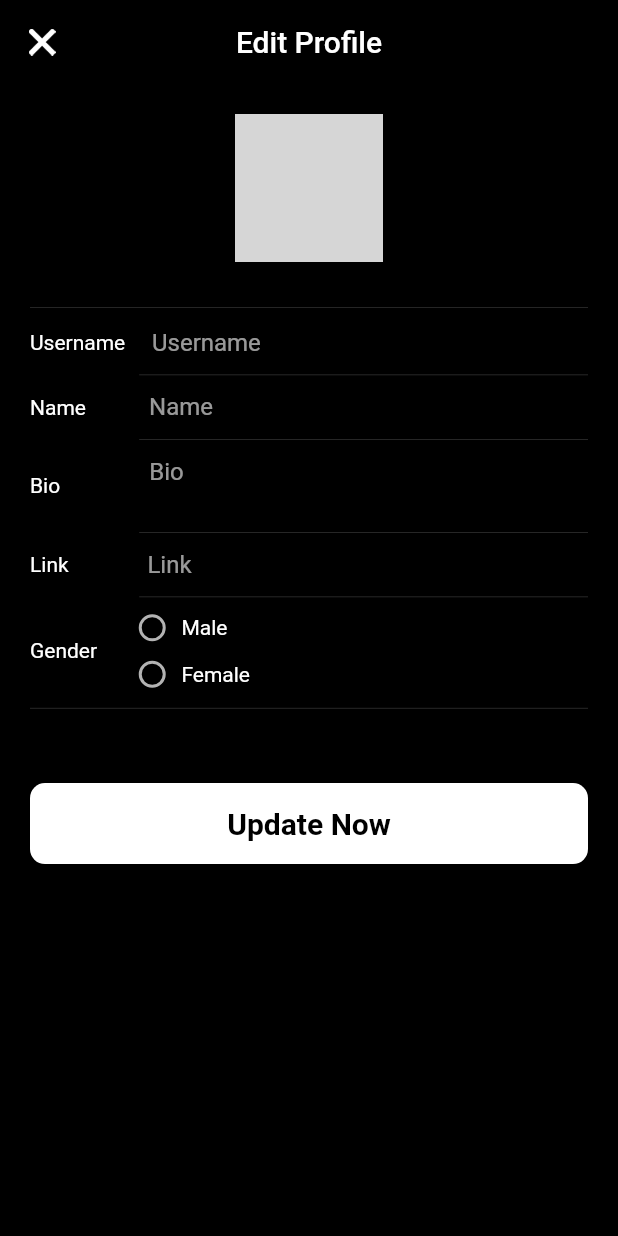
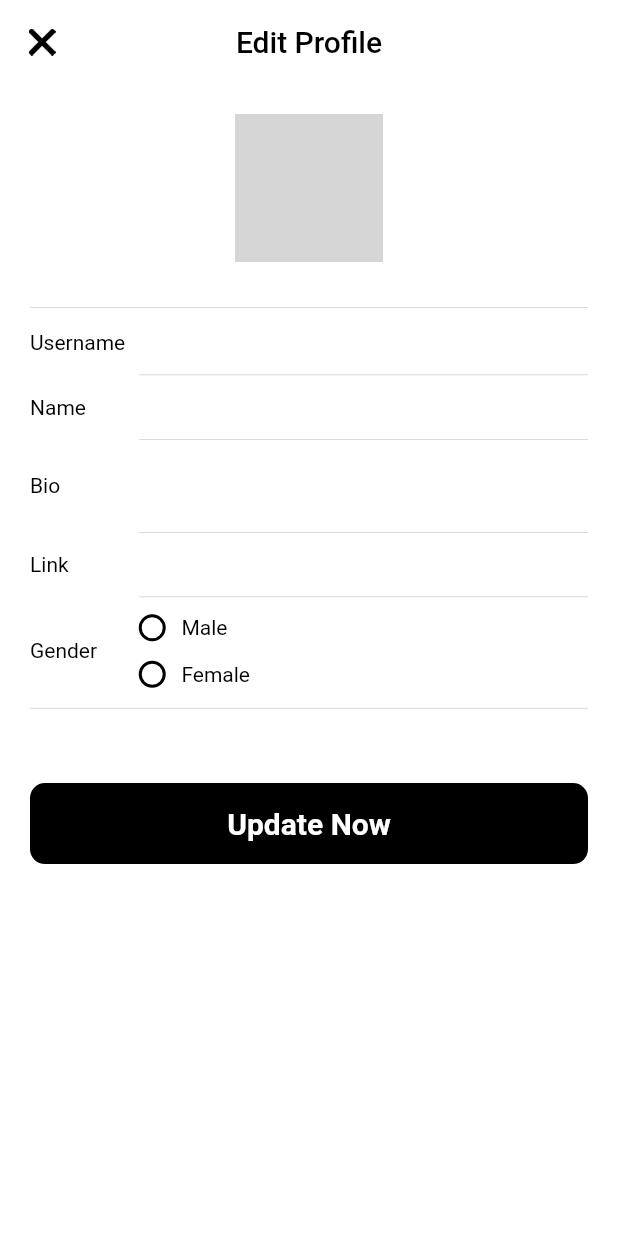
Before and after one commit to hkchandora/to_let_go, a Flutter app: the screen it shows once a user with an empty profile is signed in, item 5 of the bottom bar chosen, after a tap on "Edit Profile", on a phone screen of 412 x 824 dp. Run offline on Flutter 3.47's test engine with Material 2 defaults, Android fonts, the phone set to English and light mode, and no system bars; our stand-ins replace cloud_firestore, firebase_auth, firebase_core, firebase_storage, get, image_cropper and 4 more; missing offline and left inert: video_compress_ds; accounts and stored records are empty; network calls fail; grey boxes are pictures that could not be loaded.

Commit message:
Made changes for dark and light mode

```diff
--- a/lib/home/follower/user_follower_screen.dart
+++ b/lib/home/follower/user_follower_screen.dart
@@ -60,8 +60,8 @@ class _UserFollowersScreenState extends State<UserFollowersScreen> {
                     Column(
                       crossAxisAlignment: CrossAxisAlignment.start,
                       children: [
-                        Text(followersUserList[index]['name'], style: boldTextStyleWhite_16),
-                        Text(followersUserList[index]['email'], style: extraBoldTextStyleDarkGray_14.copyWith(color: colorLightWhite70))
+                        Text(followersUserList[index]['username'] ?? "", style: boldTextStyleWhite_16),
+                        Text(followersUserList[index]['name'], style: extraBoldTextStyleDarkGray_14.copyWith(color: colorLightWhite))
                       ],
                     )
                   ],
--- a/lib/home/following/user_following_screen.dart
+++ b/lib/home/following/user_following_screen.dart
@@ -61,8 +61,8 @@ class _UserFollowingsScreenState extends State<UserFollowingsScreen> {
                     Column(
                       crossAxisAlignment: CrossAxisAlignment.start,
                       children: [
-                        Text(followingUserList[index]['name'], style: boldTextStyleWhite_16),
-                        Text(followingUserList[index]['email'], style: extraBoldTextStyleDarkGray_14.copyWith(color: colorLightWhite70))
+                        Text(followingUserList[index]['username'] ?? "", style: boldTextStyleWhite_16),
+                        Text(followingUserList[index]['name'], style: extraBoldTextStyleDarkGray_14.copyWith(color: colorLightWhite))
                       ],
                     )
                   ],
--- a/lib/home/for_you/for_you_video_screen.dart
+++ b/lib/home/for_you/for_you_video_screen.dart
@@ -3,6 +3,7 @@ import 'package:flutter/material.dart';
 import 'package:get/get.dart';
 import 'package:to_let_go/home/for_you/for_you_controller.dart';
 import 'package:to_let_go/home/profile/profile_screen.dart';
+import 'package:to_let_go/util/colors.dart';
 import 'package:to_let_go/util/strings.dart';
 import 'package:video_player/video_player.dart';
 
@@ -70,7 +71,7 @@ class _ForYouVideoScreenState extends State<ForYouVideoScreen> {
             SizedBox(
               width: MediaQuery.of(context).size.width,
               height: MediaQuery.of(context).size.height - 86,
-              child: Container(color: index % 2 == 0 ? Colors.green : Colors.red),
+              child: Container(color: index % 2 == 0 ? colorBlue : colorDarkRed),
             ),
             Row(
               crossAxisAlignment: CrossAxisAlignment.end,
--- a/lib/home/profile/edit_profile_screen.dart
+++ b/lib/home/profile/edit_profile_screen.dart
@@ -71,8 +71,9 @@ class _EditProfileScreenState extends State<EditProfileScreen> {
       onTap: () => FocusScope.of(context).unfocus(),
       child: Scaffold(
         appBar: AppBar(
-          title: const Text("Edit Profile"),
+          title: const Text("Edit Profile",  style: TextStyle(color: colorWhite)),
           centerTitle: true,
+          elevation: 0,
           backgroundColor: colorBlack,
           leading: IconButton(
             padding: EdgeInsets.zero,
@@ -165,10 +166,11 @@ class _EditProfileScreenState extends State<EditProfileScreen> {
                     const SizedBox(height: 10),
                     Row(
                       children: [
-                        const Text("Username    "),
+                        const Text("Username    ", style: TextStyle(color: colorWhite)),
                         Expanded(
                           child: TextField(
                             controller: usernameTextEditingController,
+                            style: const TextStyle(color: colorWhite),
                             keyboardType: TextInputType.text,
                             decoration: const InputDecoration(
                               hintText: 'Username',
@@ -183,10 +185,11 @@ class _EditProfileScreenState extends State<EditProfileScreen> {
                     spacerLine(),
                     Row(
                       children: [
-                        const Text("Name           "),
+                        const Text("Name           ", style: TextStyle(color: colorWhite),),
                         Expanded(
                           child: TextField(
                             controller: nameTextEditingController,
+                            style: const TextStyle(color: colorWhite),
                             keyboardType: TextInputType.text,
                             textCapitalization: TextCapitalization.words,
                             decoration: const InputDecoration(
@@ -202,10 +205,11 @@ class _EditProfileScreenState extends State<EditProfileScreen> {
                     spacerLine(),
                     Row(
                       children: [
-                        const Text("Bio                "),
+                        const Text("Bio                ", style: TextStyle(color: colorWhite),),
                         Expanded(
                           child: TextField(
                             controller: bioTextEditingController,
+                            style: const TextStyle(color: colorWhite),
                             textCapitalization: TextCapitalization.sentences,
                             keyboardType: TextInputType.multiline,
                             maxLines: 5,
@@ -223,10 +227,11 @@ class _EditProfileScreenState extends State<EditProfileScreen> {
                     spacerLine(),
                     Row(
                       children: [
-                        const Text("Link              "),
+                        const Text("Link              ", style: TextStyle(color: colorWhite),),
                         Expanded(
                           child: TextField(
                             controller: linkTextEditingController,
+                            style: const TextStyle(color: colorWhite),
                             keyboardType: TextInputType.url,
                             decoration: const InputDecoration(
                               hintText: 'Link',
@@ -241,7 +246,7 @@ class _EditProfileScreenState extends State<EditProfileScreen> {
                     spacerLine(),
                     Row(
                       children: [
-                        const Text("Gender       "),
+                        const Text("Gender       ", style: TextStyle(color: colorWhite),),
                         Expanded(
                           child: Column(
                             mainAxisAlignment: MainAxisAlignment.start,
@@ -256,6 +261,7 @@ class _EditProfileScreenState extends State<EditProfileScreen> {
                                       value: "Male",
                                       toggleable: true,
                                       activeColor: colorWhite,
+                                      fillColor: MaterialStateColor.resolveWith((states) => colorWhite),
                                       groupValue: gender,
                                       onChanged: (val){
                                         setState((){
@@ -264,7 +270,7 @@ class _EditProfileScreenState extends State<EditProfileScreen> {
                                       },
                                     ),
                                   ),
-                                  const Text("  Male"),
+                                  const Text("  Male", style: TextStyle(color: colorWhite),),
                                 ],
                               ),
                               const SizedBox(height: 6),
@@ -275,6 +281,7 @@ class _EditProfileScreenState extends State<EditProfileScreen> {
                                     height: 25,
                                     child: Radio<String>(
                                       activeColor: colorWhite,
+                                      fillColor: MaterialStateColor.resolveWith((states) => colorWhite),
                                       value: "Female",
                                       groupValue: gender,
                                       onChanged: (val){
@@ -284,7 +291,7 @@ class _EditProfileScreenState extends State<EditProfileScreen> {
                                       },
                                     ),
                                   ),
-                                  const Text("  Female"),
+                                  const Text("  Female", style: TextStyle(color: colorWhite),),
                                 ],
                               ),
                             ],
--- a/lib/home/profile/profile_controller.dart
+++ b/lib/home/profile/profile_controller.dart
@@ -69,8 +69,9 @@ class ProfileController extends GetxController {
       ChildUserInfo childUserInfoFollowing = ChildUserInfo(
         uid: followingUID,
         name: (followingDocumentSnapshot.data() as Map<String, dynamic>)["name"],
+        username: (followingDocumentSnapshot.data() as Map<String, dynamic>)["username"],
         email: (followingDocumentSnapshot.data() as Map<String, dynamic>)["email"],
-        image: (followingDocumentSnapshot.data() as Map<String, dynamic>)["image"]
+        image: (followingDocumentSnapshot.data() as Map<String, dynamic>)["image"],
       );
 
       await FirebaseFirestore.instance.collection("users")
@@ -80,6 +81,7 @@ class ProfileController extends GetxController {
       ChildUserInfo childUserInfoFollowers = ChildUserInfo(
           uid: followersUID,
           name: (followersDocumentSnapshot.data() as Map<String, dynamic>)["name"],
+          username: (followingDocumentSnapshot.data() as Map<String, dynamic>)["username"],
           email: (followersDocumentSnapshot.data() as Map<String, dynamic>)["email"],
           image: (followersDocumentSnapshot.data() as Map<String, dynamic>)["image"]
       );
--- a/lib/home/profile/profile_screen.dart
+++ b/lib/home/profile/profile_screen.dart
@@ -5,7 +5,7 @@ import 'package:get/get.dart';
 import 'package:to_let_go/home/profile/edit_profile_screen.dart';
 import 'package:to_let_go/home/profile/profile_controller.dart';
 import 'package:to_let_go/home/user_all_data/user_all_data.dart';
-import 'package:to_let_go/util/Colors.dart';
+import 'package:to_let_go/util/colors.dart';
 import 'package:to_let_go/util/preferences.dart';
 import 'package:to_let_go/util/asset_image_path.dart';
 import 'package:to_let_go/util/strings.dart';
@@ -69,6 +69,7 @@ class _ProfileScreenState extends State<ProfileScreen> {
 
   profileAppBar(){
     return AppBar(
+      elevation: 0,
       title: Text(userName ?? "", style: regularTextStyle_18),
       leading: widget.isComingFrom != Strings.me ?
       IconButton(
@@ -194,7 +195,7 @@ class _ProfileScreenState extends State<ProfileScreen> {
                         children: [
                           TextSpan(
                             text: link,
-                            style: const TextStyle(color: Colors.blue),
+                            style: const TextStyle(color: colorBlue),
                             recognizer: TapGestureRecognizer()
                               ..onTap = () => Utility.launchGivenUrl(link!),
                           ),
@@ -279,7 +280,7 @@ class _ProfileScreenState extends State<ProfileScreen> {
                             borderRadius: const BorderRadius.all(Radius.circular(40)),
                           ),
                           child: const Center(
-                            child: Text("Edit Profile", style: TextStyle(fontWeight: FontWeight.bold, fontSize: 16)),
+                            child: Text("Edit Profile", style: TextStyle(fontWeight: FontWeight.bold, fontSize: 16, color: colorWhite)),
                           ),
                         ),
                       ),
@@ -300,7 +301,7 @@ class _ProfileScreenState extends State<ProfileScreen> {
                             borderRadius: const BorderRadius.all(Radius.circular(40)),
                           ),
                           child: const Center(
-                            child: Text("Email", style: TextStyle(fontWeight: FontWeight.bold, fontSize: 16)),
+                            child: Text("Email", style: TextStyle(fontWeight: FontWeight.bold, fontSize: 16, color: colorWhite)),
                           ),
                         ),
                       ),
@@ -324,7 +325,7 @@ class _ProfileScreenState extends State<ProfileScreen> {
                     borderRadius: const BorderRadius.all(Radius.circular(40)),
                   ),
                   child: const Center(
-                    child: Text("Unfollow", style: TextStyle(fontWeight: FontWeight.bold, fontSize: 16)),
+                    child: Text("Unfollow", style: TextStyle(fontWeight: FontWeight.bold, fontSize: 16, color: colorWhite)),
                   ),
                 ),
               ) : GestureDetector(
@@ -344,7 +345,7 @@ class _ProfileScreenState extends State<ProfileScreen> {
                     borderRadius: const BorderRadius.all(Radius.circular(40)),
                   ),
                   child: const Center(
-                    child: Text("Follow", style: TextStyle(fontWeight: FontWeight.bold, fontSize: 16)),
+                    child: Text("Follow", style: TextStyle(fontWeight: FontWeight.bold, fontSize: 16, color: colorWhite)),
                   ),
                 ),
               ),
@@ -363,8 +364,6 @@ class _ProfileScreenState extends State<ProfileScreen> {
               ),
           ) :
           Expanded(
-            child: Padding(
-              padding: const EdgeInsets.only(bottom: 10),
             child: GridView.builder(
               gridDelegate: SliverGridDelegateWithFixedCrossAxisCount(
                 crossAxisCount: 3,
@@ -380,7 +379,6 @@ class _ProfileScreenState extends State<ProfileScreen> {
               },
             ),
           ),
-          ),
         ],
       ),
     );
@@ -391,7 +389,7 @@ class _ProfileScreenState extends State<ProfileScreen> {
       context: context,
       builder: (BuildContext context) {
         return Scaffold(
-          backgroundColor: Colors.transparent,
+          backgroundColor: colorTransparent,
           body: Align(
             alignment: Alignment.center,
             child: Container(
@@ -453,7 +451,7 @@ class _ProfileScreenState extends State<ProfileScreen> {
       context: context,
       builder: (BuildContext context) {
         return AlertDialog(
-          backgroundColor: Colors.transparent,
+          backgroundColor: colorTransparent,
           shape: RoundedRectangleBorder(
             borderRadius: BorderRadius.circular(30),
           ),
--- a/lib/main.dart
+++ b/lib/main.dart
@@ -6,6 +6,7 @@ import 'package:flutter/material.dart';
 import 'package:get/get.dart';
 import 'package:to_let_go/authentication/authentication_controller.dart';
 import 'package:to_let_go/on_boarding/splash_screen.dart';
+import 'package:to_let_go/util/Colors.dart';
 import 'package:to_let_go/util/strings.dart';
 
 void main() async {
@@ -47,7 +48,7 @@ class MyApp extends StatelessWidget {
     return GetMaterialApp(
       title: 'To Let Go',
       theme: ThemeData.dark().copyWith(
-        scaffoldBackgroundColor: Colors.black,
+        scaffoldBackgroundColor: colorBlack,
       ),
       home: const SplashScreen(),
     );
--- a/lib/model/user.dart
+++ b/lib/model/user.dart
@@ -81,13 +81,15 @@ class UserInfoData {
 
 class ChildUserInfo {
   String? uid;
+  String? username;
   String? name;
   String? image;
   String? email;
 
-  ChildUserInfo({this.name, this.uid, this.email, this.image});
+  ChildUserInfo({this.username, this.name, this.uid, this.email, this.image});
 
   Map<String, dynamic> toJson() => {
+    "username": username,
     "name": name,
     "uid": uid,
     "image": image,
@@ -98,6 +100,7 @@ class ChildUserInfo {
     var dataSnapshot = snapshot.data() as Map<String, dynamic>;
     return ChildUserInfo(
       uid: dataSnapshot["uid"],
+      username: dataSnapshot["username"],
       name: dataSnapshot["name"],
       image: dataSnapshot["image"],
       email: dataSnapshot["email"],
--- a/lib/util/colors.dart
+++ b/lib/util/colors.dart
@@ -4,15 +4,17 @@ const appTheme = Color(0xff1B2E6A);
 const colorDarkRed = Color(0xffEB5E50);
 const colorRed = Color(0xffEECAC5);
 const colorLightRed = Color(0xffFFF1EF);
-const colorWhite = Color(0xffFFFFFF);
-const colorLightWhite = Color(0x1FFFFFFF);
+const colorWhite = Color(0xff000000);
+const colorLightWhite = Color(0xffdcdcdc);
 const colorLightWhite70 = Color(0xB3FFFFFF);
 const colorBg = Color(0xffF8F9FE);
+const colorBlue = Color(0xff0657f5);
 const colorLightBlue = Color(0xffE2ECFF);
 const colorDarkGray = Color(0xff333333);
 const colorLightGray = Color(0xff595e68);
 const colorGrey = Color(0xff949DB2);
-const colorBlack = Color(0xff000000);
+const colorBlack = Color(0xffFFFFFF);
+const colorLightBlack = Color(0x1FFFFFFF);
 const colorGreen = Color(0xff12B529);
 const colorLightGreen = Color(0xffE2FFE6);
 const colorDarkYellow = Color(0xffffe36a);
--- a/lib/widget/input_text_widget.dart
+++ b/lib/widget/input_text_widget.dart
@@ -26,13 +26,14 @@ class InputTextWidget extends StatelessWidget {
       keyboardType: textInputType,
       enabled: !showProgressBar,
       maxLength: textInputType == TextInputType.phone ? 10 : 10000,
+      style: const TextStyle(color: colorWhite),
       decoration: InputDecoration(
         labelText: labelString,
         counterText: "",
         prefixIcon: iconData != null
             ? Icon(iconData, color: colorWhite)
             : Padding(padding: const EdgeInsets.all(8), child: ClipRRect(borderRadius: BorderRadius.circular(8), child: Image.asset(assetReference!, width: 10))),
-        labelStyle: const TextStyle(fontSize: 18),
+        labelStyle: const TextStyle(fontSize: 18, color: colorWhite),
         enabledBorder: OutlineInputBorder(
           borderRadius: BorderRadius.circular(6),
           borderSide: const BorderSide(color: colorGrey)
```
Also changed, not shown: lib/home/search/search_screen.dart (+5 -2 lines). Lines whose indentation alone changed are shown as unchanged.
